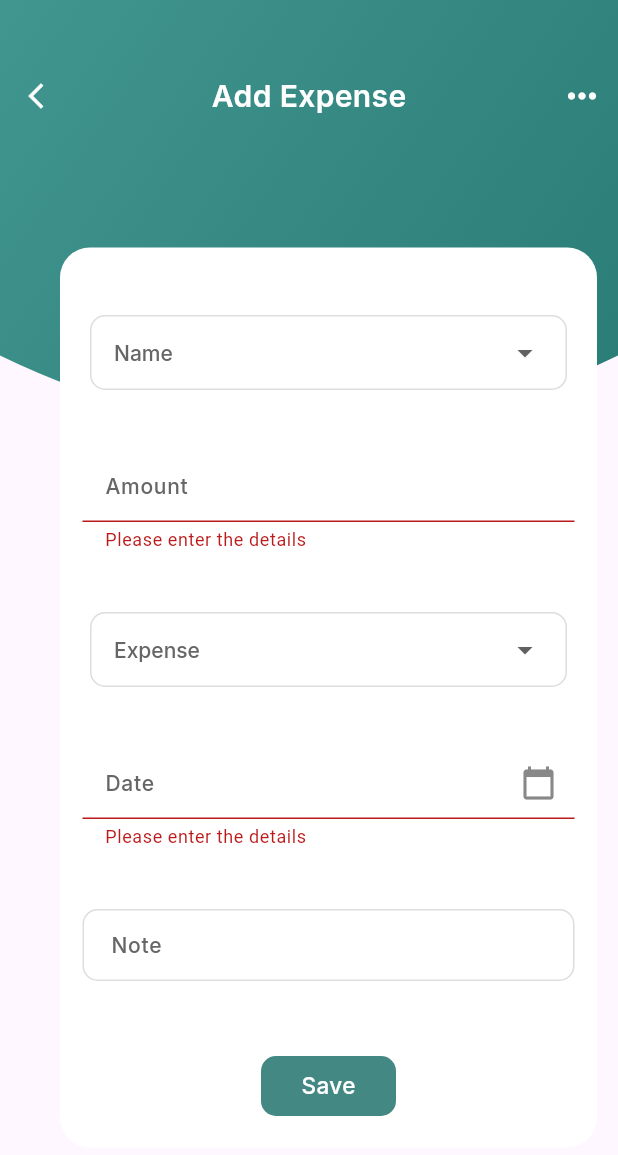
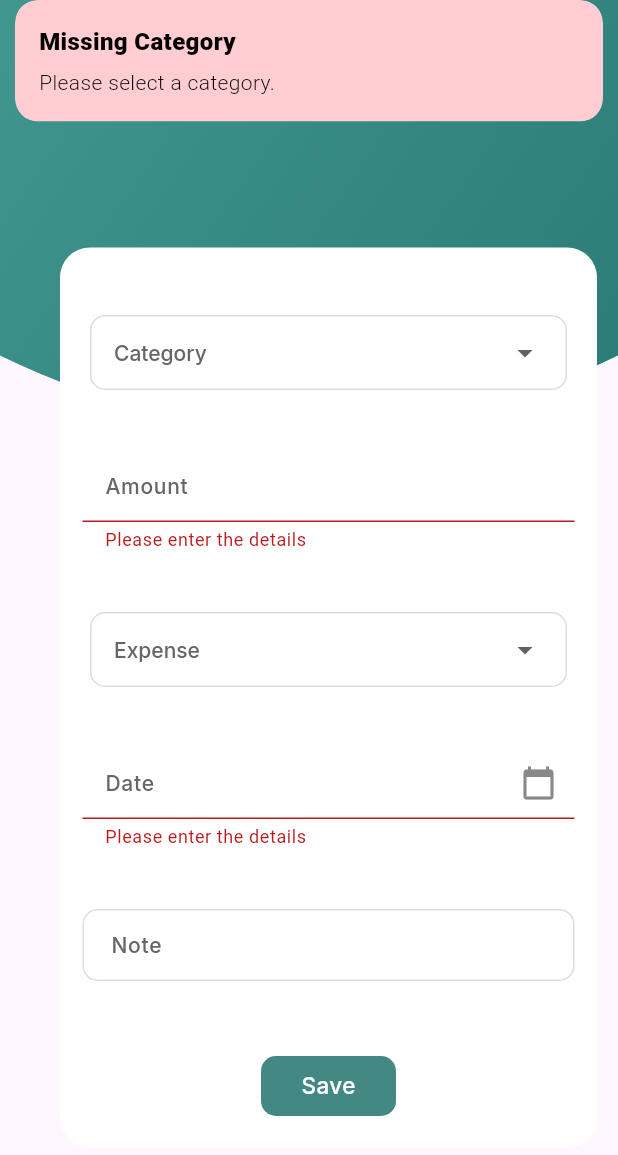
Before and after one commit to Riddhimagupta22/expense_tracker_app, a Flutter app: the AddExpense screen opened directly, after a tap on "Save", on a phone screen of 412 x 824 dp. Shown: the top 1155 px of the screen. Run offline on Flutter 3.47's test engine with Material 3 defaults, Android fonts, the light colour scheme and no system bars; our stand-ins replace cloud_firestore, firebase_auth, firebase_core, get, google_fonts; accounts and stored records are empty.

Commit message:
new project

```diff
--- /dev/null
+++ b/lib/Model/expense_model.dart
@@ -0,0 +1,32 @@
+class ExpenseModel {
+  final String item;
+  final int amount;
+  final DateTime date;
+  final String type;
+  final String note;
+  ExpenseModel(
+      {required this.item,
+      required this.amount,
+      required this.date,
+      required this.type,
+      required this.note});
+
+  Map<String, dynamic> toMap() {
+    return {
+      'item': item,
+      'amount': amount,
+      'date': date.toString(),
+      'type': type,
+      'note': note
+    };
+  }
+
+  factory ExpenseModel.fromMap(Map<String, dynamic> map) {
+    return ExpenseModel(
+        item: map['item'] ?? "",
+        amount: map['amount'] ?? 0,
+        date: DateTime.parse(map['date']),
+        type: map['type'] ?? "",
+        note: map['note'] ?? "");
+  }
+}
--- a/lib/Modules/Add Expense/view/add_expense.dart
+++ b/lib/Modules/Add Expense/view/add_expense.dart
@@ -1,10 +1,12 @@
 import 'package:expense_tracker_app/Comman_Wigets/widget/bottom_nav.dart';
-import 'package:firebase_auth/firebase_auth.dart';
+import 'package:expense_tracker_app/Model/expense_model.dart';
 import 'package:flutter/material.dart';
 import 'package:get/get.dart';
 import 'package:google_fonts/google_fonts.dart';
 import '../../../Comman_Wigets/widget/custom Container/custom_container.dart';
+import '../../../Controller/expense_controller.dart';
 import 'widget/custom_textfield.dart';
+import 'package:intl/intl.dart';
 
 class AddExpense extends StatefulWidget {
   const AddExpense({super.key});
@@ -15,35 +17,39 @@ class AddExpense extends StatefulWidget {
 
 class _AddExpenseState extends State<AddExpense> {
   final _amountController = TextEditingController();
-  final _notetController = TextEditingController();
+  final _noteController = TextEditingController();
+  final _dateController = TextEditingController();
   final GlobalKey<FormState> _formKey = GlobalKey();
-  var isLoading = false;
 
-  final _dateController = TextEditingController();
+  final _expenseController = Get.put(ExpenseController());
+
+  bool isLoading = false;
+  String? _selectedCategory;
+  String _selectedType = "Expense";
+
   String? _isEmptyCheck(value) {
-    if (value!.isEmpty) {
-      return 'Please enter the details';
-    }
+    if (value!.isEmpty) return 'Please enter the details';
     return null;
   }
 
   Future<void> _submitForm() async {
-    if (_formKey.currentState!.validate()) {
-      setState(() {
-        isLoading = true;
-      });
+    if (_formKey.currentState!.validate() && _selectedCategory != null) {
+      setState(() => isLoading = true);
 
-      final user = FirebaseAuth.instance.currentUser;
-      // var data = {
-      //   "username": _userNameController.text,
-      //   "email": _EmailController.text,
-      //   "password": _PasswordController.text,
-      //   "Phone Number": _PhonenumberController.text,
-      // };
-      // await authService.CreateUser(data, context);
-      // setState(() {
-      //   isLoading = false;
-      // });
+      final expense = ExpenseModel(
+        item: _selectedCategory!,
+        amount: int.parse(_amountController.text),
+        date: DateFormat.yMMMMd().parse(_dateController.text),
+        type: _selectedType,
+        note: _noteController.text,
+      );
+
+      await _expenseController.addExpense(expense);
+      setState(() => isLoading = false);
+      Get.offAll(NavBar());
+    } else if (_selectedCategory == null) {
+      Get.snackbar("Missing Category", "Please select a category.",
+          backgroundColor: Colors.red.shade100, colorText: Colors.black);
     }
   }
 
@@ -58,36 +64,25 @@ class _AddExpenseState extends State<AddExpense> {
                 CustomContainer(
                   child: Column(
                     children: [
-                    SizedBox(
-                      height: 40,
-                    ),
+                      const SizedBox(height: 40),
                       Row(
                         mainAxisAlignment: MainAxisAlignment.spaceBetween,
                         children: [
                           IconButton(
-                            onPressed: () {
-                              Get.to(NavBar());
-                            },
-                            icon: Icon(
-                              Icons.arrow_back_ios_new_outlined,
-                              size: 20,
-                              color: Colors.white,
-                            )),
-                        Text(
-                          "Add Expense",
+                            onPressed: () => Get.to(NavBar()),
+                            icon: const Icon(Icons.arrow_back_ios_new_outlined,
+                                size: 20, color: Colors.white),
+                          ),
+                          Text("Add Expense",
                               style: GoogleFonts.inter(
                                   fontSize: 20,
                                   color: Colors.white,
-                            fontWeight: FontWeight.w600,
-                          ),
-                        ),
+                                  fontWeight: FontWeight.w600)),
                           IconButton(
                             onPressed: () {},
-                            icon: Icon(
-                              Icons.more_horiz,
-                              size: 28,
-                              color: Colors.white,
-                            )),
+                            icon: const Icon(Icons.more_horiz,
+                                size: 28, color: Colors.white),
+                          ),
                         ],
                       ),
                     ],
@@ -102,38 +97,50 @@ class _AddExpenseState extends State<AddExpense> {
                 height: 600,
                 width: 358,
                 decoration: BoxDecoration(
-                  borderRadius: BorderRadius.circular(20), color: Colors.white),
+                  borderRadius: BorderRadius.circular(20),
+                  color: Colors.white,
+                ),
                 child: Form(
                   key: _formKey,
                   child: Column(
                     children: [
-                    SizedBox(height: 45),
-                    CustomTextfield(),
-                    SizedBox(height: 40),
+                      const SizedBox(height: 45),
+
+                      /// Category
+                      CustomTextfield(
+                        onChanged: (value) => _selectedCategory = value,
+                      ),
+                      const SizedBox(height: 40),
+
+                      /// Amount
                       Padding(
                         padding: const EdgeInsets.symmetric(horizontal: 15),
                         child: TextFormField(
                           validator: _isEmptyCheck,
                           controller: _amountController,
+                          keyboardType: TextInputType.number,
                           decoration: InputDecoration(
-                          contentPadding: EdgeInsets.symmetric(horizontal: 15),
+                            contentPadding:
+                                const EdgeInsets.symmetric(horizontal: 15),
                             labelText: 'Amount',
                             labelStyle: GoogleFonts.inter(
                                 fontSize: 14,
                                 fontWeight: FontWeight.w500,
-                              color: Color.fromRGBO(102, 102, 102, 1)),
+                                color: const Color.fromRGBO(102, 102, 102, 1)),
                             enabledBorder: OutlineInputBorder(
                                 borderRadius: BorderRadius.circular(10),
-                              borderSide: BorderSide(
+                                borderSide: const BorderSide(
                                     color: Color.fromRGBO(221, 221, 221, 1))),
                             focusedBorder: OutlineInputBorder(
                                 borderRadius: BorderRadius.circular(10),
-                              borderSide: BorderSide(
+                                borderSide: const BorderSide(
                                     color: Color.fromRGBO(67, 136, 131, 1))),
                           ),
                         ),
                       ),
-                    SizedBox(height: 40),
+                      const SizedBox(height: 40),
+
+                      /// Type (Income or Expense)
                       Padding(
                         padding: const EdgeInsets.symmetric(horizontal: 15),
                         child: Container(
@@ -143,112 +150,134 @@ class _AddExpenseState extends State<AddExpense> {
                           decoration: BoxDecoration(
                             borderRadius: BorderRadius.circular(10),
                             border: Border.all(
-                              color: Color.fromRGBO(221, 221, 221, 1)),
+                                color: const Color.fromRGBO(221, 221, 221, 1)),
                           ),
                           child: DropdownButton<String>(
-                          value: "Expense",
+                            value: _selectedType,
                             isExpanded: true,
-                          underline: SizedBox(),
-                          icon: Icon(Icons.arrow_drop_down),
+                            underline: const SizedBox(),
+                            icon: const Icon(Icons.arrow_drop_down),
                             style: GoogleFonts.inter(
                               fontSize: 14,
                               fontWeight: FontWeight.w500,
-                            color: Color.fromRGBO(102, 102, 102, 1),
+                              color: const Color.fromRGBO(102, 102, 102, 1),
                             ),
-                          onChanged: (value) {},
+                            onChanged: (value) {
+                              setState(() {
+                                _selectedType = value!;
+                              });
+                            },
                             items: ["Expense", "Income"]
-                              .map((e) => DropdownMenuItem<String>(
-                                    value: e,
-                                    child: Text(e),
+                                .map((item) => DropdownMenuItem<String>(
+                                      value: item,
+                                      child: Text(item),
                                     ))
                                 .toList(),
                           ),
                         ),
                       ),
-                    SizedBox(height: 40),
+                      const SizedBox(height: 40),
+
+                      /// Date Picker
                       Padding(
                         padding: const EdgeInsets.symmetric(horizontal: 15),
                         child: TextFormField(
+                          onTap: () async {
+                            FocusScope.of(context).requestFocus(FocusNode());
+                            var datepicked = await showDatePicker(
+                              context: context,
+                              initialDate: DateTime.now(),
+                              firstDate: DateTime(1999),
+                              lastDate: DateTime(3000),
+                            );
+                            if (datepicked != null) {
+                              _dateController.text =
+                                  DateFormat.yMMMMd().format(datepicked);
+                              setState(() {});
+                            }
+                          },
                           validator: _isEmptyCheck,
-                        keyboardType: TextInputType.number,
                           controller: _dateController,
                           decoration: InputDecoration(
-                          suffixIcon: Icon(
+                            suffixIcon: const Icon(
                               Icons.calendar_today,
                               color: Color.fromRGBO(136, 136, 136, 1),
                             ),
-                          contentPadding: EdgeInsets.symmetric(horizontal: 15),
+                            contentPadding:
+                                const EdgeInsets.symmetric(horizontal: 15),
                             labelText: 'Date',
                             labelStyle: GoogleFonts.inter(
                                 fontSize: 14,
                                 fontWeight: FontWeight.w500,
-                              color: Color.fromRGBO(102, 102, 102, 1)),
+                                color: const Color.fromRGBO(102, 102, 102, 1)),
                             enabledBorder: OutlineInputBorder(
                                 borderRadius: BorderRadius.circular(10),
-                              borderSide: BorderSide(
+                                borderSide: const BorderSide(
                                     color: Color.fromRGBO(221, 221, 221, 1))),
                             focusedBorder: OutlineInputBorder(
                                 borderRadius: BorderRadius.circular(10),
-                              borderSide: BorderSide(
+                                borderSide: const BorderSide(
                                     color: Color.fromRGBO(67, 136, 131, 1))),
                           ),
                         ),
                       ),
-                    SizedBox(height: 40),
+                      const SizedBox(height: 40),
+
+                      /// Note
                       Padding(
                         padding: const EdgeInsets.symmetric(horizontal: 15),
                         child: TextFormField(
-                        controller: _notetController,
+                          controller: _noteController,
                           decoration: InputDecoration(
-                          contentPadding: EdgeInsets.symmetric(horizontal: 15),
+                            contentPadding:
+                                const EdgeInsets.symmetric(horizontal: 15),
                             labelText: 'Note',
                             labelStyle: GoogleFonts.inter(
                                 fontSize: 14,
                                 fontWeight: FontWeight.w500,
-                              color: Color.fromRGBO(102, 102, 102, 1)),
+                                color: const Color.fromRGBO(102, 102, 102, 1)),
                             enabledBorder: OutlineInputBorder(
                                 borderRadius: BorderRadius.circular(10),
-                              borderSide: BorderSide(
+                                borderSide: const BorderSide(
                                     color: Color.fromRGBO(221, 221, 221, 1))),
                             focusedBorder: OutlineInputBorder(
                                 borderRadius: BorderRadius.circular(10),
-                              borderSide: BorderSide(
+                                borderSide: const BorderSide(
                                     color: Color.fromRGBO(67, 136, 131, 1))),
                           ),
                         ),
                       ),
-                    SizedBox(height: 50),
+                      const SizedBox(height: 50),
+
+                      /// Save Button
                       GestureDetector(
-                      onTap: () {
-                        if (isLoading == false) {
-                          _submitForm();
-                        }
-                      },
+                        onTap: isLoading ? null : _submitForm,
                         child: Container(
                           height: 40,
                           width: 90,
                           decoration: BoxDecoration(
                               borderRadius: BorderRadius.circular(10),
-                            color: Color.fromRGBO(67, 136, 131, 1)),
+                              color: const Color.fromRGBO(67, 136, 131, 1)),
                           alignment: Alignment.center,
                           child: isLoading
-                            ? Center(child: CircularProgressIndicator())
-                            : Text(
-                                "Save",
+                              ? const Center(
+                                  child: CircularProgressIndicator(
+                                      color: Colors.white))
+                              : Text("Save",
                                   style: GoogleFonts.inter(
                                       fontSize: 15,
                                       fontWeight: FontWeight.w500,
-                                    color: Colors.white),
+                                      color: Colors.white)),
+                        ),
+                      ),
+                    ],
+                  ),
                 ),
               ),
             )
           ],
         ),
       ),
-            ),
-          )
-        ],
-      )),
     );
   }
 }
--- a/lib/Modules/Add Expense/view/widget/custom_textfield.dart
+++ b/lib/Modules/Add Expense/view/widget/custom_textfield.dart
@@ -2,17 +2,27 @@ import 'package:flutter/material.dart';
 import 'package:google_fonts/google_fonts.dart';
 
 class CustomTextfield extends StatefulWidget {
-  const CustomTextfield({super.key});
+  final Function(String)? onChanged;
+  final String? initialValue;
+
+  const CustomTextfield({super.key, this.onChanged, this.initialValue});
 
   @override
   State<CustomTextfield> createState() => _CustomTextfieldState();
 }
 
 class _CustomTextfieldState extends State<CustomTextfield> {
+  String? selectedItem;
+  final List<String> items = ["Food", "Transport", "Education"];
+
+  @override
+  void initState() {
+    super.initState();
+    selectedItem = widget.initialValue;
+  }
+
   @override
   Widget build(BuildContext context) {
-    var selectedItem;
-    List item = ["Food", "Transport", "Education"];
     return Padding(
       padding: const EdgeInsets.symmetric(horizontal: 15),
       child: Container(
@@ -21,33 +31,35 @@ class _CustomTextfieldState extends State<CustomTextfield> {
         width: 318,
         decoration: BoxDecoration(
           borderRadius: BorderRadius.circular(10),
-          border:
-          Border.all(color: Color.fromRGBO(221, 221, 221, 1)),
+          border: Border.all(color: const Color.fromRGBO(221, 221, 221, 1)),
         ),
         child: DropdownButton<String>(
           hint: Text(
-            "Name",
+            "Category",
             style: GoogleFonts.inter(
               fontSize: 14,
               fontWeight: FontWeight.w500,
-              color: Color.fromRGBO(102, 102, 102, 1),
+              color: const Color.fromRGBO(102, 102, 102, 1),
             ),
           ),
-          isExpanded:  true,
+          isExpanded: true,
           value: selectedItem,
-          underline: SizedBox(),
-          icon: Icon(Icons.arrow_drop_down),
+          underline: const SizedBox(),
+          icon: const Icon(Icons.arrow_drop_down),
           style: GoogleFonts.inter(
             fontSize: 14,
             fontWeight: FontWeight.w500,
-            color: Color.fromRGBO(102, 102, 102, 1),
+            color: const Color.fromRGBO(102, 102, 102, 1),
           ),
           onChanged: (value) {
             setState(() {
               selectedItem = value!;
             });
+            if (widget.onChanged != null) {
+              widget.onChanged!(value!);
+            }
           },
-          items: item
+          items: items
               .map((e) => DropdownMenuItem<String>(
             value: e,
             child: Text(e),
--- a/lib/Modules/Auth/login_screen.dart
+++ b/lib/Modules/Auth/login_screen.dart
@@ -32,9 +32,6 @@ class _LoginScreenState extends State<LoginScreen> {
 
         "email": _EmailController.text,
         "password": _PasswordController.text,
-        "Remaining Amount" :  0,
-        "Expenses" : 0,
-        "Income" : 0
 
       };
       await authService.login(data, context);
--- a/lib/Modules/Auth/signup_screen.dart
+++ b/lib/Modules/Auth/signup_screen.dart
@@ -31,9 +31,9 @@ class _SignupScreenState extends State<SignupScreen> {
         "email": _EmailController.text,
         "password": _PasswordController.text,
         "Phone Number": _PhonenumberController.text,
-        "Remaining Amount" :  0,
-        "Expenses" : 0,
-        "Income" : 0
+        // "Remaining Amount" :  0,
+        // "Expenses" : 0,
+        // "Income" : 0
 
       };
       await authService.CreateUser(data, context);
--- a/lib/Modules/Profile/view/profile.dart
+++ b/lib/Modules/Profile/view/profile.dart
@@ -87,7 +87,7 @@ class Profile extends StatelessWidget {
               ],
             ),
 
-            // Profile Image Positioned on top
+
             const Positioned(
               top: 200,
               left: 150,
--- a/lib/Modules/Profile/view/widgets/profile_menu.dart
+++ b/lib/Modules/Profile/view/widgets/profile_menu.dart
@@ -1,5 +1,6 @@
 import 'package:flutter/material.dart';
 import 'package:google_fonts/google_fonts.dart';
+
 class ProfileMenu extends StatelessWidget {
   final String title;
   final IconData icon;
@@ -10,10 +11,11 @@ class ProfileMenu extends StatelessWidget {
   Widget build(BuildContext context) {
     return ListTile(
         leading: Icon(icon, color: Color.fromRGBO(102, 102, 102, 1)),
-
         title: Text(
           title,
           style: GoogleFonts.inter(fontSize: 18, fontWeight: FontWeight.w500),
         ),
         contentPadding: const EdgeInsets.symmetric(horizontal: 10, vertical: 4),
-        onTap: () {});}}
+        onTap: () {});
+  }
+}
```
Also changed, not shown: lib/Controller/expense_controller.dart (added, +70 -0 lines), lib/Modules/dashboard/view/Widget/card.dart (+12 -53 lines), lib/Modules/dashboard/view/Widget/transactionlist.dart (+24 -18 lines), lib/Modules/dashboard/view/homepage.dart (+39 -73 lines). Lines whose indentation alone changed are shown as unchanged.
